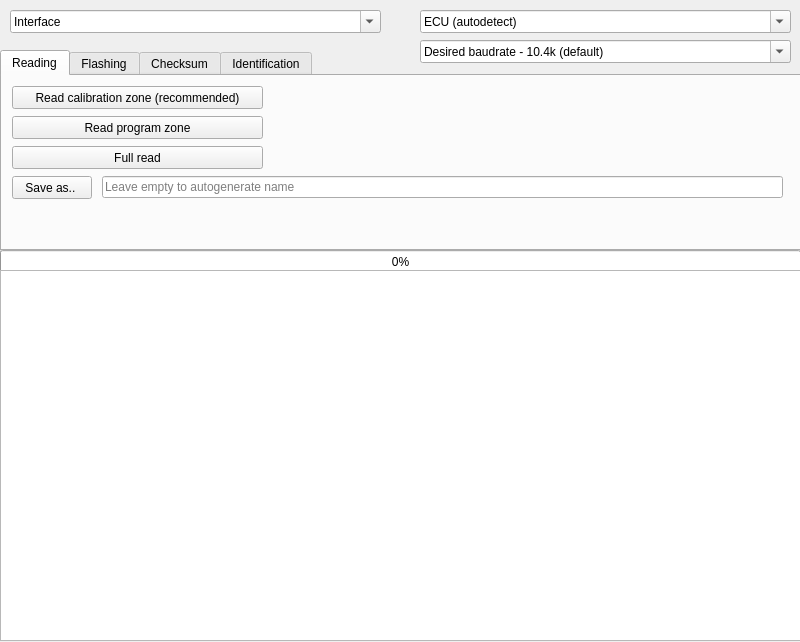
Above: flasher/gkflasher.ui from Dante383/GKFlasher before the change. Below: the same form after it.
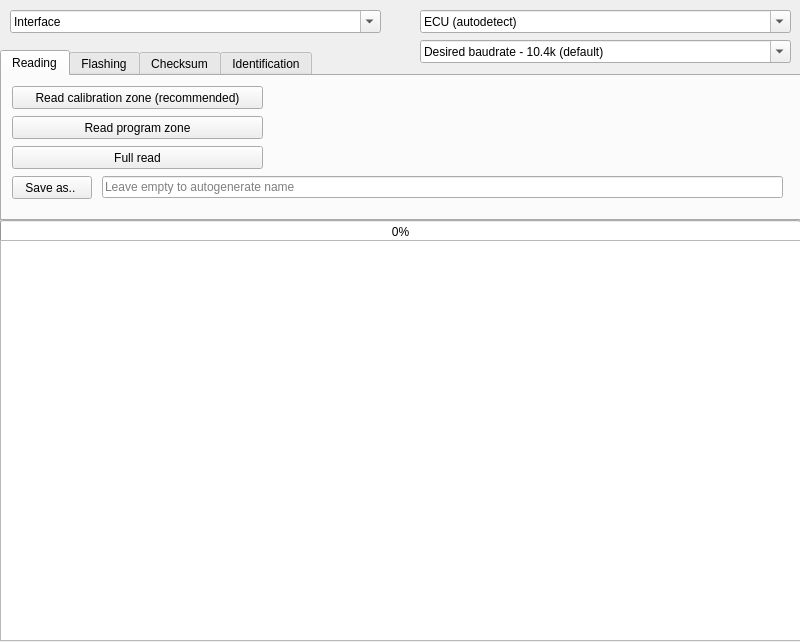
That is the form after the change. Icons and pictures are not drawn.

Commit message: adjust layout

```diff
--- a/flasher/gkflasher.ui
+++ b/flasher/gkflasher.ui
@@ -23,7 +23,7 @@
      <x>0</x>
      <y>50</y>
      <width>881</width>
-     <height>201</height>
+     <height>171</height>
     </rect>
    </property>
    <property name="currentIndex">
@@ -265,7 +265,7 @@
    <property name="geometry">
     <rect>
      <x>0</x>
-     <y>250</y>
+     <y>220</y>
      <width>801</width>
      <height>23</height>
     </rect>
@@ -278,9 +278,9 @@
    <property name="geometry">
     <rect>
      <x>0</x>
-     <y>270</y>
+     <y>240</y>
      <width>801</width>
-     <height>371</height>
+     <height>401</height>
     </rect>
    </property>
   </widget>
```
The commit also changes 1 other file.
